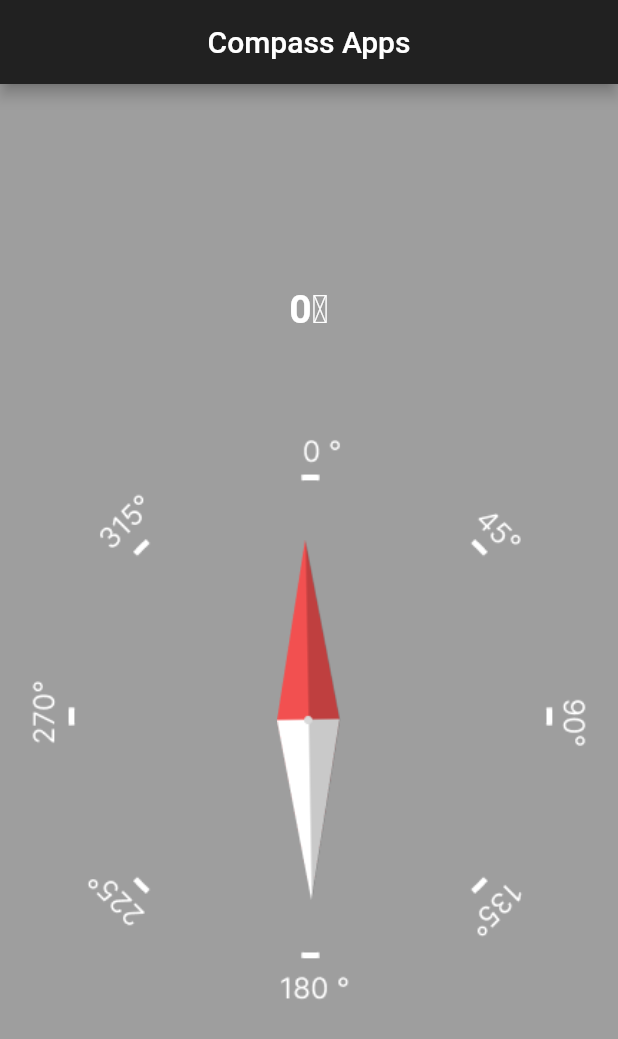
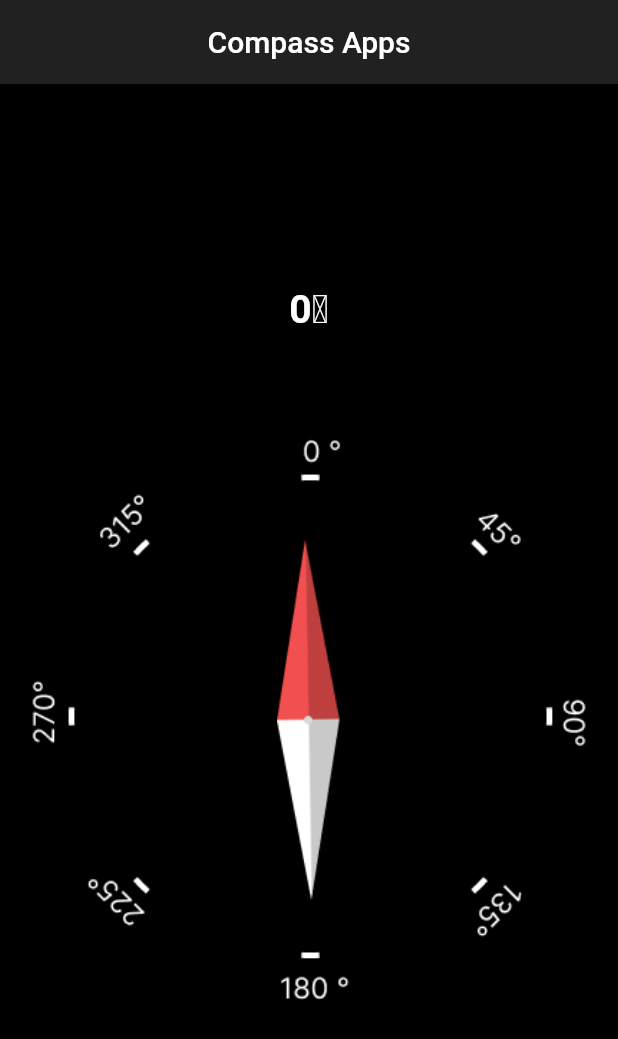
Before and after one commit to Ibrahim-K98han/compasseapp, a Flutter app: the screen it shows after launch, on a phone screen of 412 x 824 dp. Shown: the top 1039 px of the screen. Run offline on Flutter 3.47's test engine with Material 2 defaults, Android fonts, the phone set to English and light mode, and no system bars; our stand-ins replace flutter_compass.

Commit message:
change background color black

```diff
--- a/lib/main.dart
+++ b/lib/main.dart
@@ -41,7 +41,7 @@ class _HomeScreenState extends State<HomeScreen> {
   @override
   Widget build(BuildContext context) {
     return Scaffold(
-      backgroundColor: Colors.grey,
+      backgroundColor: Colors.black,
       appBar: AppBar(
         backgroundColor: Colors.grey.shade900,
         centerTitle: true,
```
